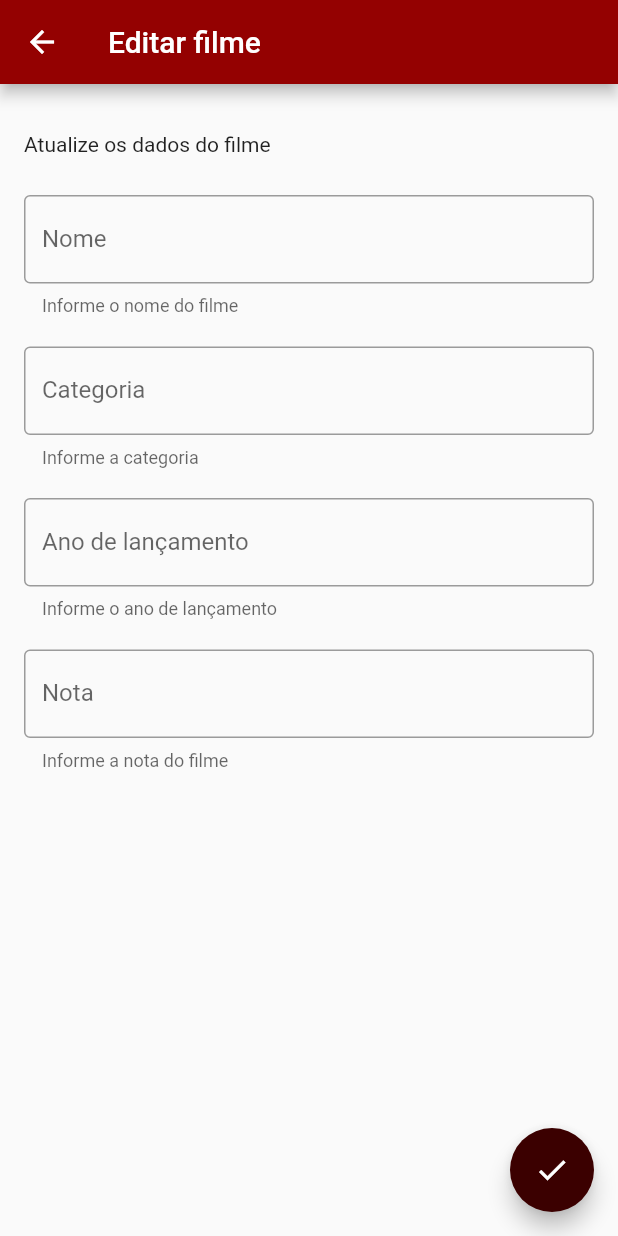
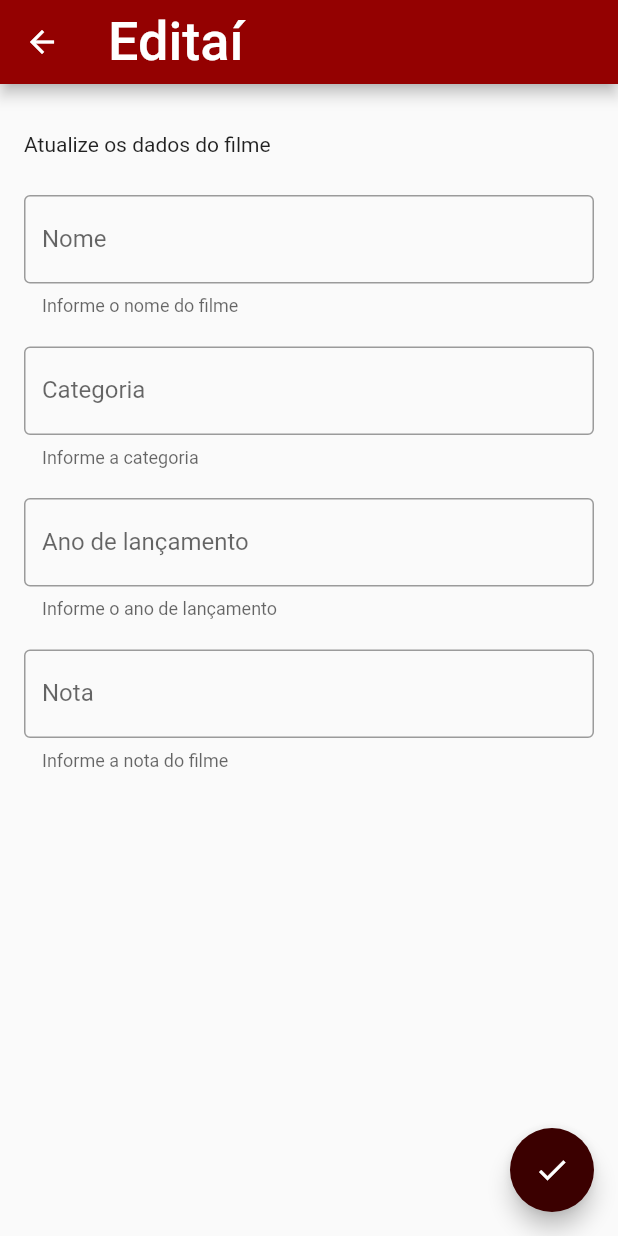
Before and after one commit to ItaloSSilva19/indicai, a Flutter app: the TelaDetalhesFilme screen opened directly with empty values, after a tap on the "edit" icon, on a phone screen of 412 x 824 dp. Run offline on Flutter 3.47's test engine with Material 2 defaults, Android fonts, the phone set to English and light mode, and no system bars; our stand-ins replace cloud_firestore, firebase_auth, firebase_core, google_fonts, google_sign_in; accounts and stored records are empty; network calls fail.

Commit message:
autenticação completa

```diff
--- a/lib/screens/detalhes_filmes.dart
+++ b/lib/screens/detalhes_filmes.dart
@@ -1,6 +1,7 @@
 import 'package:flutter/material.dart';
 import 'package:google_fonts/google_fonts.dart';
 import 'package:cloud_firestore/cloud_firestore.dart';
+import 'package:firebase_auth/firebase_auth.dart';
 
 import 'package:indikai/models/filme.dart';
 
@@ -14,6 +15,7 @@ class TelaDetalhesFilme extends StatefulWidget {
 class _TelaDetalhesFilmeState extends State<TelaDetalhesFilme> {
   late Filme _filme;
   late DocumentReference _filmeRef;
+  final _user = FirebaseAuth.instance.currentUser as User;
 
   void _handleConfirmarExclusao() async {
     final excluir = await showDialog(
@@ -49,7 +51,8 @@ class _TelaDetalhesFilmeState extends State<TelaDetalhesFilme> {
   @override
   Widget build(BuildContext context) {
     _filme = ModalRoute.of(context)!.settings.arguments as Filme;
-    _filmeRef = FirebaseFirestore.instance.doc('filmes/${_filme.id}');
+    _filmeRef = FirebaseFirestore.instance
+        .doc('usuarios/${_user.uid}/filmes/${_filme.id}');
     return Scaffold(
       appBar: AppBar(
           title: Text('Indicaí',
--- a/lib/screens/editar_filme.dart
+++ b/lib/screens/editar_filme.dart
@@ -1,6 +1,7 @@
 import 'package:flutter/material.dart';
 import 'package:google_fonts/google_fonts.dart';
 import 'package:cloud_firestore/cloud_firestore.dart';
+import 'package:firebase_auth/firebase_auth.dart';
 
 import 'package:indikai/models/filme.dart';
 
@@ -14,6 +15,8 @@ class TelaEditarFilme extends StatefulWidget {
 class _TelaEditarFilme extends State<TelaEditarFilme> {
   late Filme _filme;
   late DocumentReference _filmeRef;
+  final _user = FirebaseAuth.instance.currentUser as User;
+
   final _formKey = GlobalKey<FormState>();
 
   Widget _buildForm(BuildContext context) {
@@ -129,11 +132,14 @@ class _TelaEditarFilme extends State<TelaEditarFilme> {
   Widget build(BuildContext context) {
     _filme = ModalRoute.of(context)!.settings.arguments as Filme;
 
-    _filmeRef = FirebaseFirestore.instance.doc('filmes/${_filme.id}');
+    _filmeRef = FirebaseFirestore.instance
+        .doc('usuarios/${_user.uid}/filmes/${_filme.id}');
 
     return Scaffold(
       appBar: AppBar(
-        title: const Text('Editar filme'),
+        title: Text('Editaí',
+            style: GoogleFonts.rubikWetPaint(
+                textStyle: const TextStyle(fontSize: 36.0))),
       ),
       body: SingleChildScrollView(
           padding: const EdgeInsets.all(16),
--- a/lib/screens/my_app.dart
+++ b/lib/screens/my_app.dart
@@ -1,4 +1,5 @@
 import 'package:flutter/material.dart';
+import 'package:firebase_auth/firebase_auth.dart';
 
 import 'splash.dart';
 import 'home_page.dart';
@@ -30,7 +31,8 @@ class MyApp extends StatelessWidget {
       theme: ThemeData(
         primarySwatch: Palette.indicaiRed,
       ),
-      initialRoute: '/splash',
+      initialRoute:
+          FirebaseAuth.instance.currentUser == null ? '/splash' : '/homepage',
       routes: {
         '/splash': (context) => const TelaSplash(),
         '/homepage': (context) => const MyHomePage(),
--- a/pubspec.yaml
+++ b/pubspec.yaml
@@ -37,6 +37,8 @@ dependencies:
   google_fonts: ^3.0.1
   firebase_core: ^1.18.0
   cloud_firestore: ^3.1.18
+  firebase_auth: ^3.3.20
+  google_sign_in: ^5.3.3
 
 dev_dependencies:
   flutter_test:
```
Also changed, not shown: lib/screens/home_page.dart (+9 -4 lines), lib/screens/indica_filme.dart (+12 -9 lines), lib/screens/splash.dart (+51 -7 lines), pubspec.lock, 2 other files.
